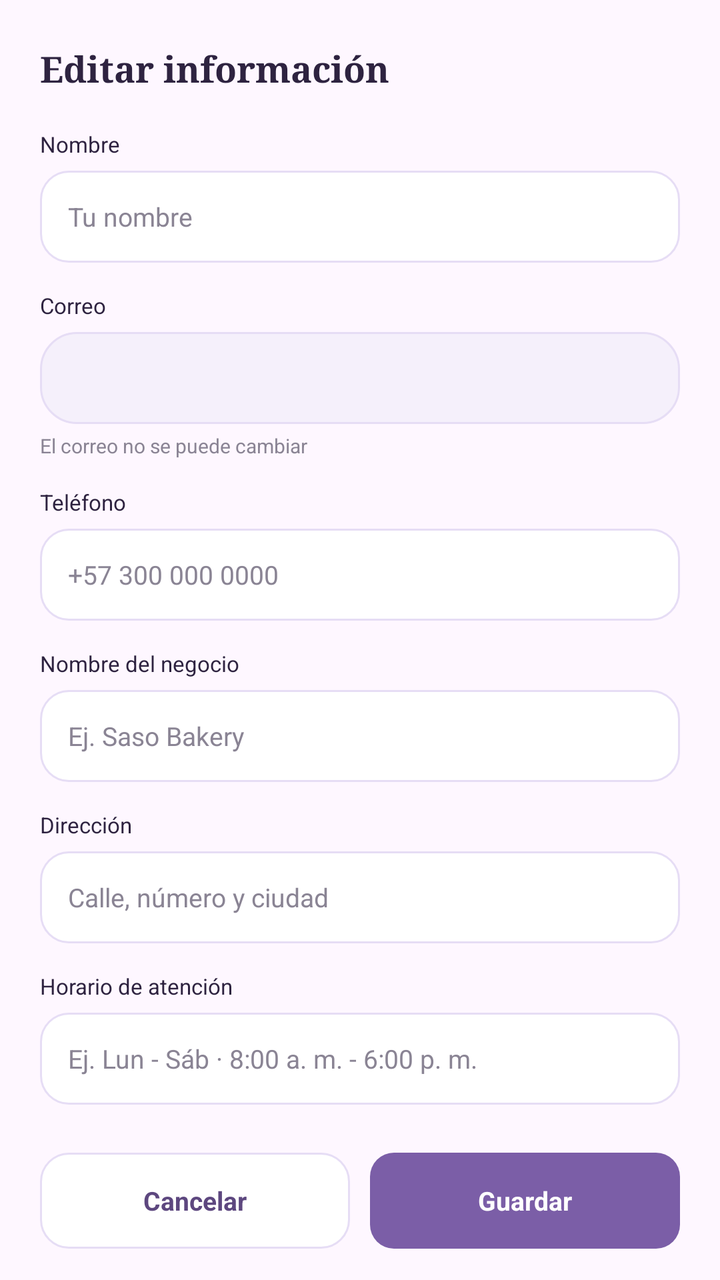
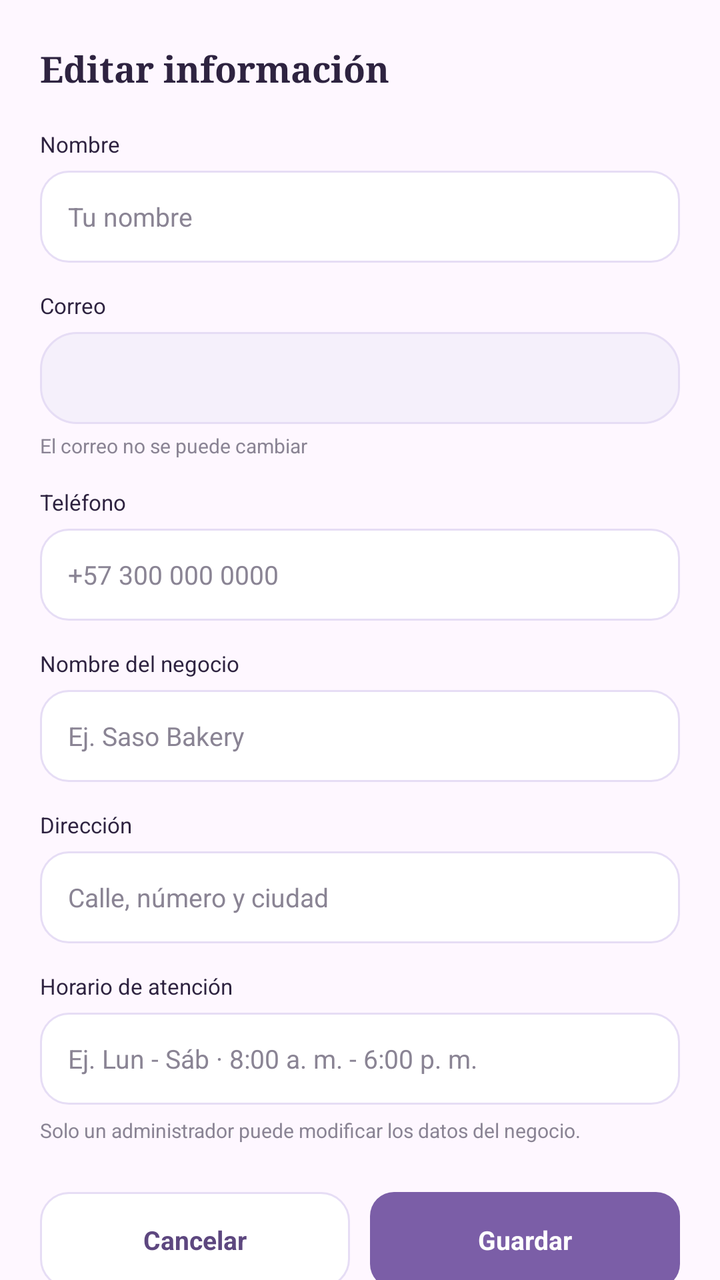

Before-and-after screenshots of an Android layout around one commit, followed by the original layout XML and the change that was made.
<!-- AndroidManifest.xml: application theme Theme.SasoBakeryApp -->
<!-- res/layout/dialog_editar_perfil.xml -->
<?xml version="1.0" encoding="utf-8"?>
<androidx.core.widget.NestedScrollView
    xmlns:android="http://schemas.android.com/apk/res/android"
    android:layout_width="match_parent"
    android:layout_height="wrap_content"
    android:overScrollMode="never">

    <LinearLayout
        android:layout_width="match_parent"
        android:layout_height="wrap_content"
        android:orientation="vertical"
        android:paddingStart="20dp"
        android:paddingTop="22dp"
        android:paddingEnd="20dp"
        android:paddingBottom="24dp">

        <TextView
            android:layout_width="wrap_content"
            android:layout_height="wrap_content"
            android:fontFamily="serif"
            android:text="Editar información"
            android:textColor="#2E2340"
            android:textSize="18sp"
            android:textStyle="bold" />

        <TextView
            android:layout_width="wrap_content"
            android:layout_height="wrap_content"
            android:layout_marginTop="18dp"
            android:text="Nombre"
            android:textColor="#2E2340"
            android:textSize="11sp" />

        <EditText
            android:id="@+id/etPerfilNombre"
            android:layout_width="match_parent"
            android:layout_height="46dp"
            android:layout_marginTop="6dp"
            android:background="@drawable/bg_users_input"
            android:hint="Tu nombre"
            android:importantForAutofill="no"
            android:inputType="textPersonName|textCapWords"
            android:maxLines="1"
            android:paddingStart="14dp"
            android:paddingEnd="14dp"
            android:textColor="#2E2340"
            android:textColorHint="#8A8494"
            android:textSize="13sp" />

        <TextView
            android:layout_width="wrap_content"
            android:layout_height="wrap_content"
            android:layout_marginTop="14dp"
            android:text="Correo"
            android:textColor="#2E2340"
            android:textSize="11sp" />

        <TextView
            android:id="@+id/tvPerfilCorreo"
            android:layout_width="match_parent"
            android:layout_height="46dp"
            android:layout_marginTop="6dp"
            android:background="@drawable/bg_users_stats"
            android:ellipsize="end"
            android:gravity="center_vertical"
            android:maxLines="1"
            android:paddingStart="14dp"
            android:paddingEnd="14dp"
            android:textColor="#8A8494"
            android:textSize="13sp" />

        <TextView
            android:layout_width="wrap_content"
            android:layout_height="wrap_content"
            android:layout_marginTop="4dp"
            android:text="El correo no se puede cambiar"
            android:textColor="#8A8494"
            android:textSize="10sp" />

        <TextView
            android:layout_width="wrap_content"
            android:layout_height="wrap_content"
            android:layout_marginTop="14dp"
            android:text="Teléfono"
            android:textColor="#2E2340"
            android:textSize="11sp" />

        <EditText
            android:id="@+id/etPerfilTelefono"
            android:layout_width="match_parent"
            android:layout_height="46dp"
            android:layout_marginTop="6dp"
            android:background="@drawable/bg_users_input"
            android:hint="+57 300 000 0000"
            android:importantForAutofill="no"
            android:inputType="phone"
            android:maxLength="20"
            android:maxLines="1"
            android:paddingStart="14dp"
            android:paddingEnd="14dp"
            android:textColor="#2E2340"
            android:textColorHint="#8A8494"
            android:textSize="13sp" />

        <TextView
            android:layout_width="wrap_content"
            android:layout_height="wrap_content"
            android:layout_marginTop="14dp"
            android:text="Nombre del negocio"
            android:textColor="#2E2340"
            android:textSize="11sp" />

        <EditText
            android:id="@+id/etPerfilNegocio"
            android:layout_width="match_parent"
            android:layout_height="46dp"
            android:layout_marginTop="6dp"
            android:background="@drawable/bg_users_input"
            android:hint="Ej. Saso Bakery"
            android:importantForAutofill="no"
            android:inputType="textCapWords"
            android:maxLines="1"
            android:paddingStart="14dp"
            android:paddingEnd="14dp"
            android:textColor="#2E2340"
            android:textColorHint="#8A8494"
            android:textSize="13sp" />

        <TextView
            android:layout_width="wrap_content"
            android:layout_height="wrap_content"
            android:layout_marginTop="14dp"
            android:text="Dirección"
            android:textColor="#2E2340"
            android:textSize="11sp" />

        <EditText
            android:id="@+id/etPerfilDireccion"
            android:layout_width="match_parent"
            android:layout_height="46dp"
            android:layout_marginTop="6dp"
            android:background="@drawable/bg_users_input"
            android:hint="Calle, número y ciudad"
            android:importantForAutofill="no"
            android:inputType="textPostalAddress|textCapSentences"
            android:maxLines="1"
            android:paddingStart="14dp"
            android:paddingEnd="14dp"
            android:textColor="#2E2340"
            android:textColorHint="#8A8494"
            android:textSize="13sp" />

        <TextView
            android:layout_width="wrap_content"
            android:layout_height="wrap_content"
            android:layout_marginTop="14dp"
            android:text="Horario de atención"
            android:textColor="#2E2340"
            android:textSize="11sp" />

        <EditText
            android:id="@+id/etPerfilHorario"
            android:layout_width="match_parent"
            android:layout_height="46dp"
            android:layout_marginTop="6dp"
            android:background="@drawable/bg_users_input"
            android:hint="Ej. Lun - Sáb · 8:00 a. m. - 6:00 p. m."
            android:importantForAutofill="no"
            android:inputType="textCapSentences"
            android:maxLines="1"
            android:paddingStart="14dp"
            android:paddingEnd="14dp"
            android:textColor="#2E2340"
            android:textColorHint="#8A8494"
            android:textSize="13sp" />

        <LinearLayout
            android:layout_width="match_parent"
            android:layout_height="wrap_content"
            android:layout_marginTop="24dp"
            android:orientation="horizontal">

            <TextView
                android:id="@+id/btnCancelarEdicion"
                android:layout_width="0dp"
                android:layout_height="48dp"
                android:layout_weight="1"
                android:background="@drawable/bg_users_input"
                android:clickable="true"
                android:focusable="true"
                android:gravity="center"
                android:text="Cancelar"
                android:textColor="#5D477F"
                android:textSize="13sp"
                android:textStyle="bold" />

            <TextView
                android:id="@+id/btnGuardarEdicion"
                android:layout_width="0dp"
                android:layout_height="48dp"
                android:layout_marginStart="10dp"
                android:layout_weight="1"
                android:background="@drawable/bg_users_button"
                android:clickable="true"
                android:focusable="true"
                android:gravity="center"
                android:text="Guardar"
                android:textColor="#FFFFFF"
                android:textSize="13sp"
                android:textStyle="bold" />
        </LinearLayout>
    </LinearLayout>
</androidx.core.widget.NestedScrollView>
<!-- resources referenced by this layout -->
<resources>
  <!-- drawable bg_users_button (drawable) -->
  <?xml version="1.0" encoding="utf-8"?>
  <shape xmlns:android="http://schemas.android.com/apk/res/android" android:shape="rectangle">
      <solid android:color="#7B5EA7" />
      <corners android:radius="12dp" />
  </shape>
  <!-- drawable bg_users_input (drawable) -->
  <?xml version="1.0" encoding="utf-8"?>
  <shape xmlns:android="http://schemas.android.com/apk/res/android" android:shape="rectangle">
      <solid android:color="#FFFFFF" />
      <stroke android:width="1dp" android:color="#E6DDF5" />
      <corners android:radius="14dp" />
  </shape>
  <!-- drawable bg_users_stats (drawable) -->
  <?xml version="1.0" encoding="utf-8"?>
  <shape xmlns:android="http://schemas.android.com/apk/res/android" android:shape="rectangle">
      <solid android:color="#F5F0FB" />
      <stroke android:width="1dp" android:color="#E6DDF5" />
      <corners android:radius="18dp" />
  </shape>
  <style name="Theme.SasoBakeryApp" parent="Base.Theme.SasoBakeryApp" />
  <style name="Base.Theme.SasoBakeryApp" parent="Theme.Material3.DayNight.NoActionBar">
          
          
      </style>
</resources>

<!-- the commit's change to res/layout/dialog_editar_perfil.xml (unified diff, before → after) -->
@@ -173,6 +173,14 @@
             android:textColor="#2E2340"
             android:textColorHint="#8A8494"
             android:textSize="13sp" />
+
+        <TextView
+            android:layout_width="wrap_content"
+            android:layout_height="wrap_content"
+            android:layout_marginTop="6dp"
+            android:text="Solo un administrador puede modificar los datos del negocio."
+            android:textColor="#8A8494"
+            android:textSize="10sp" />
 
         <LinearLayout
             android:layout_width="match_parent"
